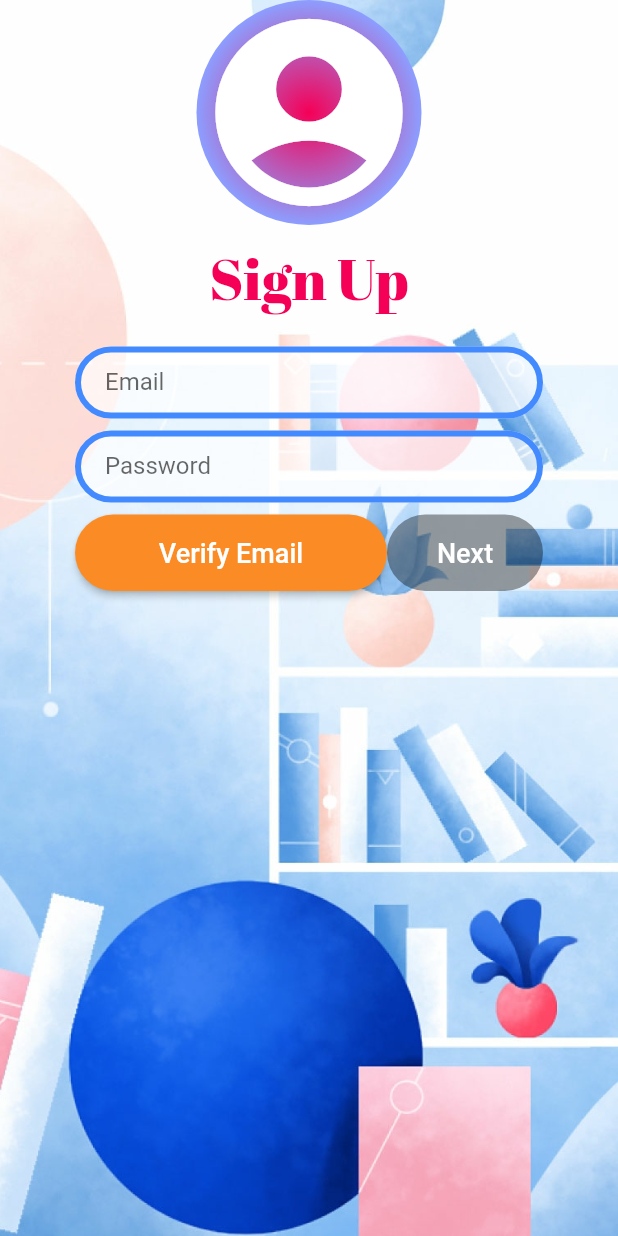
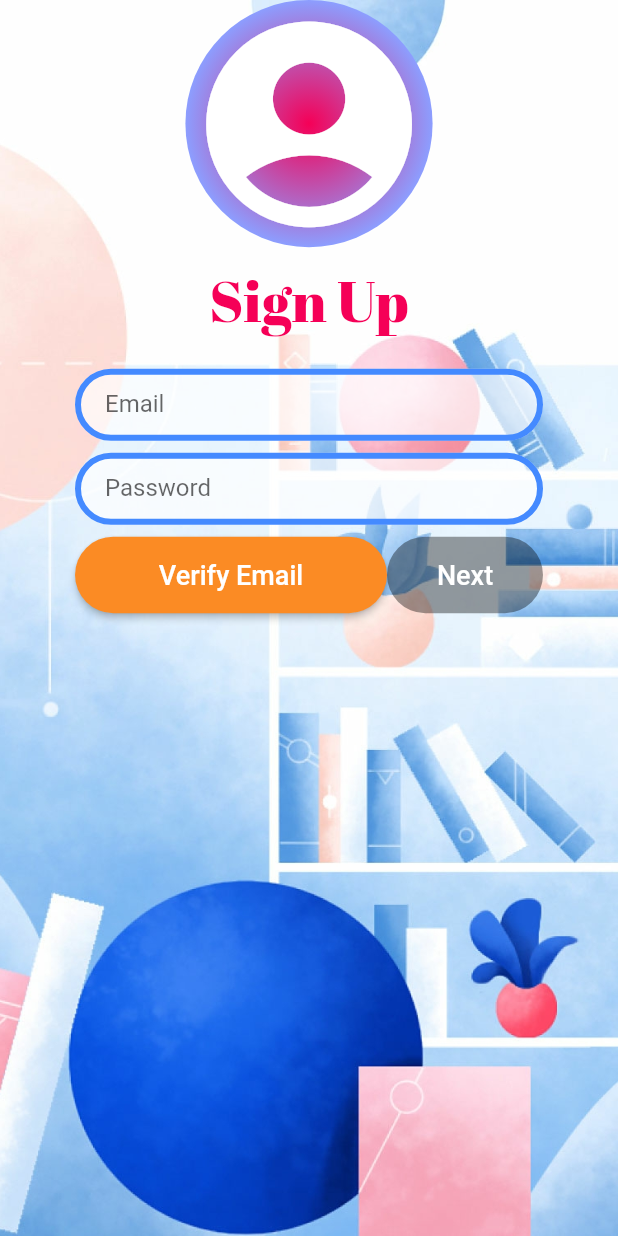
Before and after one commit to Sourav9063/uBookSharingOld, a Flutter app: the RegScreen screen opened directly, on a phone screen of 412 x 824 dp. Run offline on Flutter 3.47's test engine with Material 2 defaults, Android fonts, the phone set to English and light mode, and no system bars; our stand-ins replace cloud_firestore, firebase_auth, firebase_core, firebase_storage, flare_flutter, flutter_spinkit and 5 more; accounts and stored records are empty.

Commit message:
Ending this

```diff
--- a/lib/BackEnd/Datas.dart
+++ b/lib/BackEnd/Datas.dart
@@ -3,7 +3,6 @@ import 'package:shared_preferences/shared_preferences.dart';
 
 class CommonThings {
   static Size size;
-
 }
 
 class UserLogInData {
@@ -34,6 +33,7 @@ class UserProfileData {
   String phoneNum;
   String email;
   String address;
+
 
   // Map<String, dynamic> userMapData;
 
--- a/lib/Components/CompoundWidgets.dart
+++ b/lib/Components/CompoundWidgets.dart
@@ -9,8 +9,10 @@ class IconAccount extends StatelessWidget {
   const IconAccount({
     @required this.radious,
     Key key,
+    this.imglink,
   }) : super(key: key);
   final double radious;
+  final String imglink;
   @override
   Widget build(BuildContext context) {
     return Container(
@@ -28,17 +30,43 @@ class IconAccount extends StatelessWidget {
           ])),
       height: radious,
       width: radious,
-      child: Icon(
+      child: imglink == null
+          ? Icon(
               Icons.account_circle,
               size: radious,
               color: Colors.white,
+            )
+          : Padding(
+              padding: const EdgeInsets.all(13.0),
+              child: ClipOval(
+                child: Image.network(
+                  imglink,
+                  loadingBuilder: (BuildContext context, Widget child,
+                      ImageChunkEvent loadingProgress) {
+                    if (loadingProgress == null) return child;
+                    return Center(
+                      child: CircularProgressIndicator(
+                        strokeWidth: 7,
+                        value: loadingProgress.expectedTotalBytes != null
+                            ? loadingProgress.cumulativeBytesLoaded /
+                                loadingProgress.expectedTotalBytes
+                            : null,
+                      ),
+                    );
+                  },
+                  fit: BoxFit.cover,
+                  height: radious - 8,
+                  width: radious - 8,
+                ),
+              ),
             ),
     );
   }
 }
 
 class AnimetedGredian extends StatefulWidget {
-  AnimetedGredian({Key key, this.child, this.listColor, this.function}) : super(key: key);
+  AnimetedGredian({Key key, this.child, this.listColor, this.function})
+      : super(key: key);
   final Widget child;
   final List<Color> listColor;
   final Function function;
@@ -81,6 +109,7 @@ class _AnimetedGredianState extends State<AnimetedGredian> {
       }
     });
   }
+
   @override
   Widget build(BuildContext context) {
     return AnimatedContainer(
--- a/lib/Screens/Registration.dart
+++ b/lib/Screens/Registration.dart
@@ -191,7 +191,7 @@ class _RegScreenState extends State<RegScreen> {
                         // right: CommonThings.size.width * .05,
                         // top: 200,
                         child: IconAccount(
-                          radious: 150,
+                          radious: CommonThings.size.width * .40,
                         ),
                       ),
                     ),
```
Also changed, not shown: lib/Screens/profile.dart (+67 -23 lines), 1 other file. Lines whose indentation alone changed are shown as unchanged.
